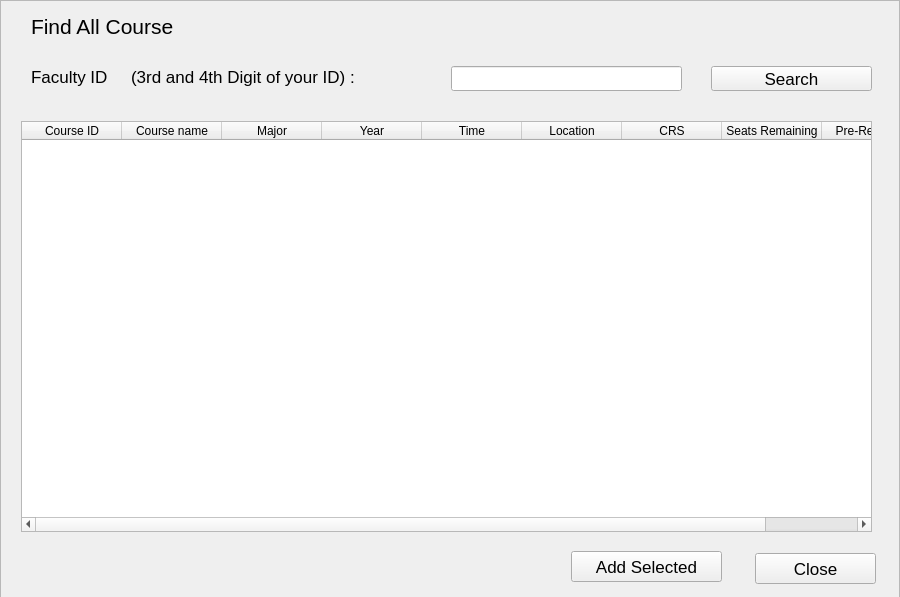
Qt form resources/UI/findCourse.ui (Poom1997/gman) before a commit.
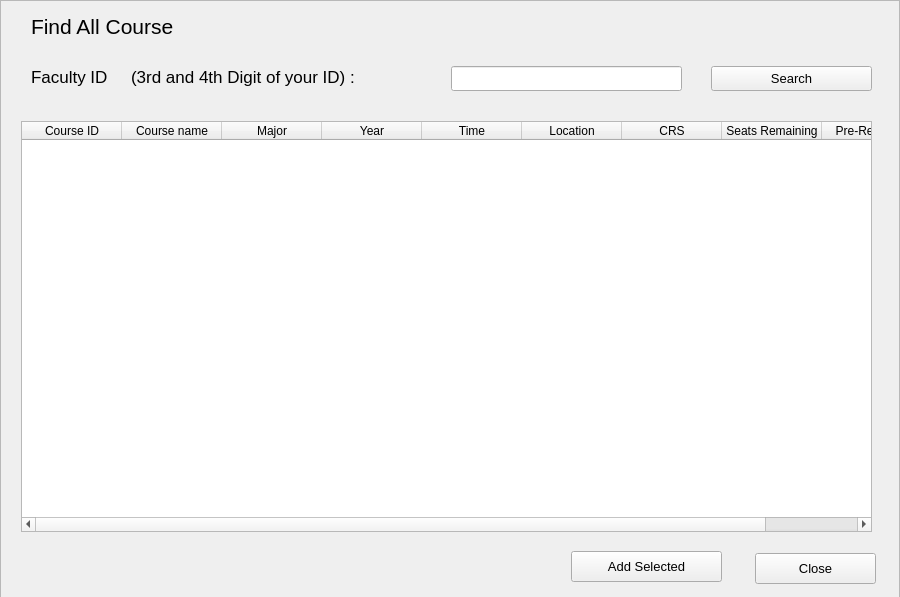
The same form after that commit.

```diff
--- a/resources/UI/findCourse.ui
+++ b/resources/UI/findCourse.ui
@@ -108,6 +108,11 @@
        <height>25</height>
       </rect>
      </property>
+     <property name="font">
+      <font>
+       <pointsize>10</pointsize>
+      </font>
+     </property>
      <property name="text">
       <string>Search</string>
      </property>
@@ -121,6 +126,11 @@
        <height>31</height>
       </rect>
      </property>
+     <property name="font">
+      <font>
+       <pointsize>10</pointsize>
+      </font>
+     </property>
      <property name="text">
       <string>Close</string>
      </property>
@@ -216,6 +226,11 @@
        <height>31</height>
       </rect>
      </property>
+     <property name="font">
+      <font>
+       <pointsize>10</pointsize>
+      </font>
+     </property>
      <property name="text">
       <string>Add Selected</string>
      </property>
```
Left out of the diff: 5 changed lines with no effect on the pictures.
